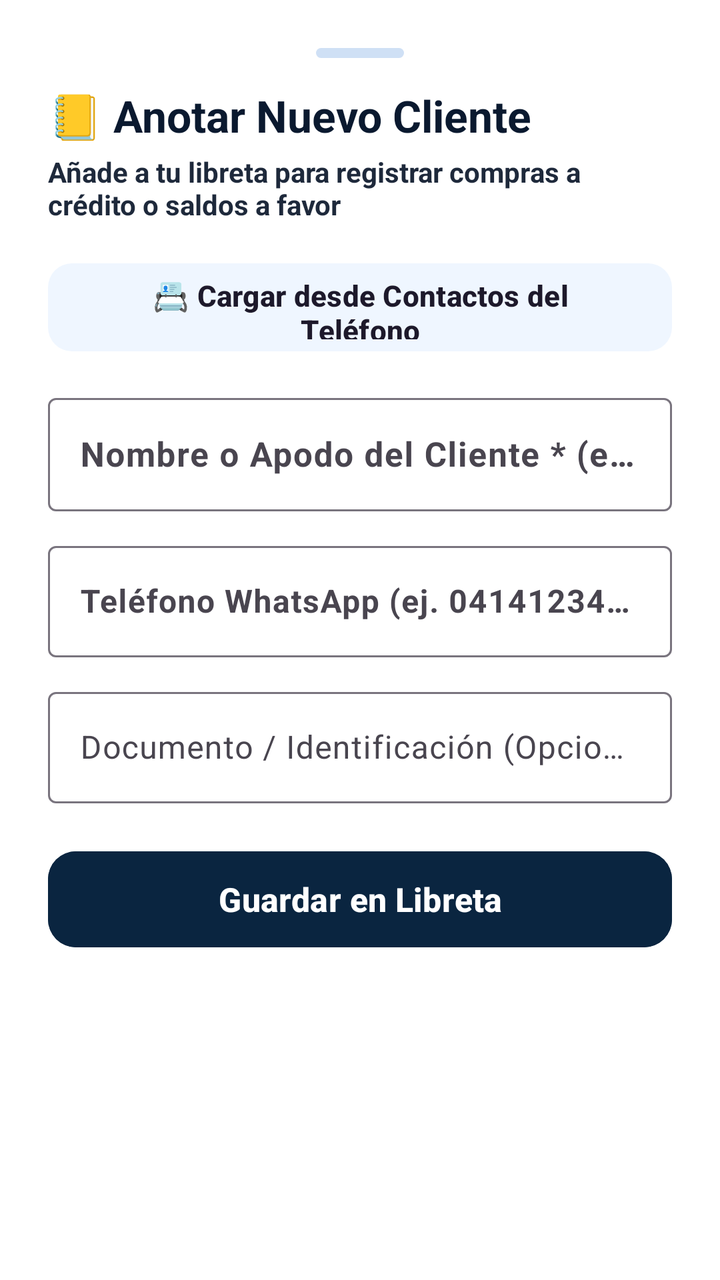
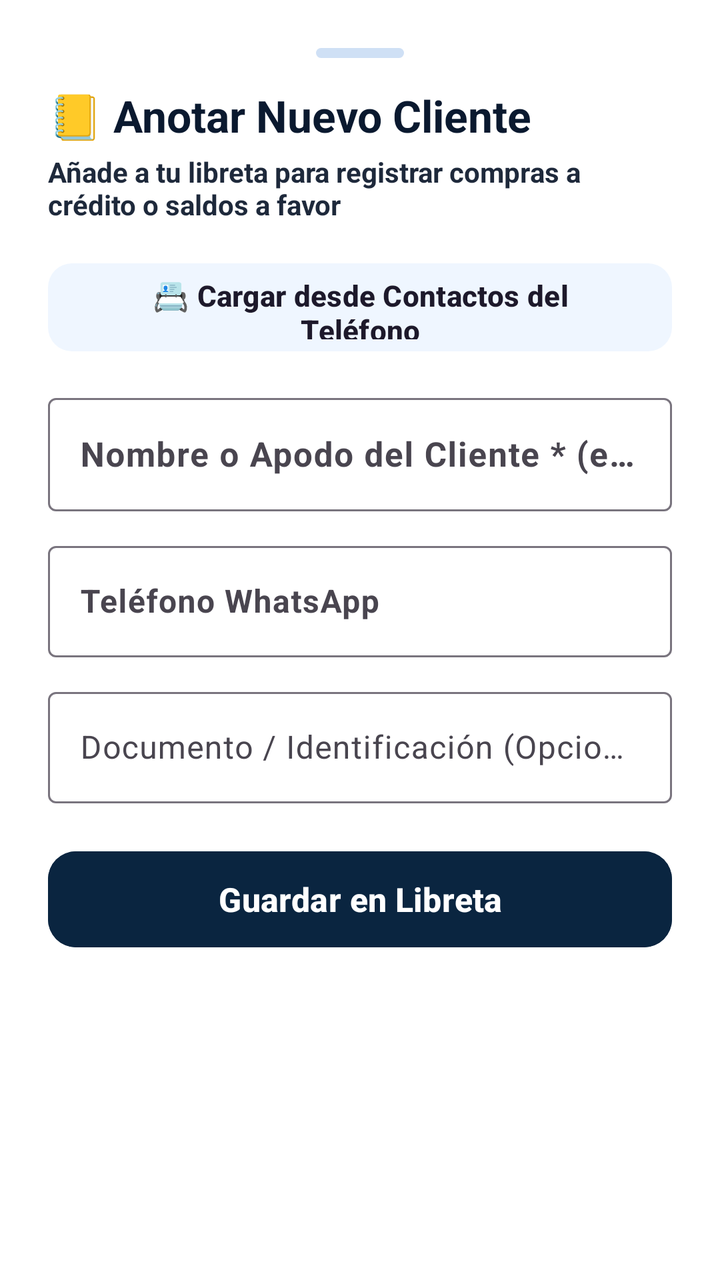

Before-and-after screenshots of an Android layout around one commit, followed by the original layout XML and the change that was made.
<!-- AndroidManifest.xml: application theme Theme.Zeasy -->
<!-- res/layout/dialog_add_debtor.xml -->
<?xml version="1.0" encoding="utf-8"?>
<LinearLayout xmlns:android="http://schemas.android.com/apk/res/android"
    xmlns:app="http://schemas.android.com/apk/res-auto"
    android:layout_width="match_parent"
    android:layout_height="wrap_content"
    android:orientation="vertical"
    android:padding="24dp"
    android:background="@color/surface">

    
    <View
        android:layout_width="44dp"
        android:layout_height="5dp"
        android:layout_gravity="center_horizontal"
        android:layout_marginBottom="14dp"
        android:background="@drawable/bg_badge_rounded"
        android:backgroundTint="@color/border" />

    <TextView
        android:layout_width="wrap_content"
        android:layout_height="wrap_content"
        android:text="📒 Anotar Nuevo Cliente"
        android:textStyle="bold"
        android:textColor="@color/text_primary"
        android:textSize="22sp" />

    <TextView
        android:layout_width="wrap_content"
        android:layout_height="wrap_content"
        android:layout_marginTop="4dp"
        android:text="Añade a tu libreta para registrar compras a crédito o saldos a favor"
        android:textColor="@color/text_secondary"
        android:textStyle="bold"
        android:textSize="14sp" />

    
    <com.google.android.material.button.MaterialButton
        android:id="@+id/btnPickContactNewDebtor"
        style="@style/Widget.Material3.Button.TonalButton"
        android:layout_width="match_parent"
        android:layout_height="52dp"
        android:layout_marginTop="16dp"
        android:text="📇 Cargar desde Contactos del Teléfono"
        android:textAllCaps="false"
        android:textSize="14.5sp"
        android:textStyle="bold"
        app:cornerRadius="12dp" />

    <com.google.android.material.textfield.TextInputLayout
        android:layout_width="match_parent"
        android:layout_height="wrap_content"
        android:layout_marginTop="14dp"
        android:hint="Nombre o Apodo del Cliente * (ej. Doña Carmen)">

        <com.google.android.material.textfield.TextInputEditText
            android:id="@+id/etNewDebtorName"
            android:layout_width="match_parent"
            android:layout_height="wrap_content"
            android:inputType="textPersonName|textCapWords"
            android:textColor="@color/text_primary"
            android:textSize="17sp"
            android:textStyle="bold" />
    </com.google.android.material.textfield.TextInputLayout>

    <com.google.android.material.textfield.TextInputLayout
        android:id="@+id/tilNewDebtorPhone"
        android:layout_width="match_parent"
        android:layout_height="wrap_content"
        android:layout_marginTop="12dp"
        android:hint="Teléfono WhatsApp (ej. 04141234567)">

        <com.google.android.material.textfield.TextInputEditText
            android:id="@+id/etNewDebtorPhone"
            android:layout_width="match_parent"
            android:layout_height="wrap_content"
            android:inputType="phone"
            android:textColor="@color/text_primary"
            android:textSize="16sp"
            android:textStyle="bold" />
    </com.google.android.material.textfield.TextInputLayout>

    <com.google.android.material.textfield.TextInputLayout
        android:id="@+id/tilNewDebtorId"
        android:layout_width="match_parent"
        android:layout_height="wrap_content"
        android:layout_marginTop="12dp"
        android:hint="Documento / Identificación (Opcional)">

        <com.google.android.material.textfield.TextInputEditText
            android:id="@+id/etNewDebtorId"
            android:layout_width="match_parent"
            android:layout_height="wrap_content"
            android:inputType="textCapCharacters"
            android:textColor="@color/text_primary"
            android:textSize="16sp" />
    </com.google.android.material.textfield.TextInputLayout>

    <com.google.android.material.button.MaterialButton
        android:id="@+id/btnSaveNewDebtor"
        android:layout_width="match_parent"
        android:layout_height="56dp"
        android:layout_marginTop="20dp"
        android:text="Guardar en Libreta"
        android:textAllCaps="false"
        android:textSize="16.5sp"
        android:textStyle="bold"
        app:cornerRadius="14dp"
        android:backgroundTint="@color/primary"
        android:textColor="@color/white" />

</LinearLayout>
<!-- resources referenced by this layout -->
<resources>
  <color name="border">#CFE0F5</color>
  <color name="primary">#0A2540</color>
  <color name="surface">#FFFFFF</color>
  <color name="text_primary">#0A192F</color>
  <color name="text_secondary">#1E293B</color>
  <color name="white">#FFFFFF</color>
  <!-- drawable bg_badge_rounded (drawable) -->
  <?xml version="1.0" encoding="utf-8"?>
  <shape xmlns:android="http://schemas.android.com/apk/res/android"
      android:shape="rectangle">
      <corners android:radius="12dp" />
      <solid android:color="@color/accent_blue" />
  </shape>
  <style name="Theme.Zeasy" parent="Theme.Material3.DayNight.NoActionBar">
          
          <item name="colorPrimary">@color/accent_green</item>
          <item name="colorPrimaryContainer">@color/accent_green_bg</item>
          <item name="colorOnPrimary">@color/white</item>
          <item name="colorSecondary">@color/accent_blue</item>
          <item name="colorSecondaryContainer">@color/accent_blue_bg</item>
  
          
          <item name="android:colorBackground">@color/background</item>
  
          
          <item name="android:textColor">@color/text_primary</item>
  
          
          <item name="bottomNavigationStyle">@style/Widget.Zeasy.BottomNavigationView</item>
      </style>
  <color name="accent_blue">#0052FF</color>
  <color name="accent_green">#00875A</color>
  <color name="accent_green_bg">#E3FCEF</color>
  <color name="accent_blue_bg">#EFF6FF</color>
  <color name="background">#F4F8FC</color>
  <style name="Widget.Zeasy.BottomNavigationView" parent="Widget.Material3.BottomNavigationView">
          <item name="itemRippleColor">@color/accent_green_bg</item>
          <item name="android:background">@color/surface</item>
          <item name="itemIconTint">@color/nav_selector</item>
          <item name="itemTextColor">@color/nav_selector</item>
      </style>
</resources>

<!-- the commit's change to res/layout/dialog_add_debtor.xml (unified diff, before → after) -->
@@ -67,7 +67,7 @@
         android:layout_width="match_parent"
         android:layout_height="wrap_content"
         android:layout_marginTop="12dp"
-        android:hint="Teléfono WhatsApp (ej. 04141234567)">
+        android:hint="Teléfono WhatsApp">
 
         <com.google.android.material.textfield.TextInputEditText
             android:id="@+id/etNewDebtorPhone"
